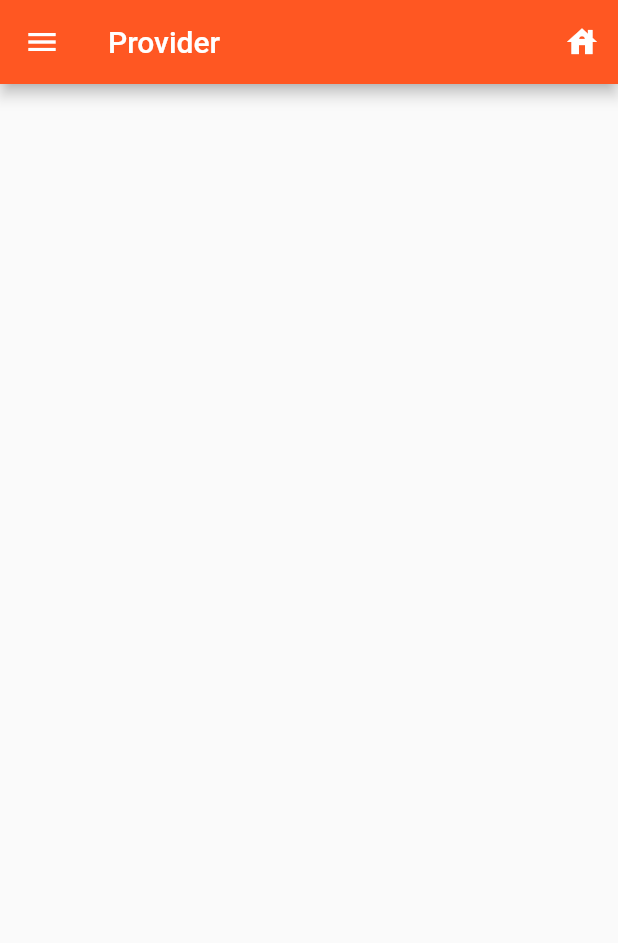
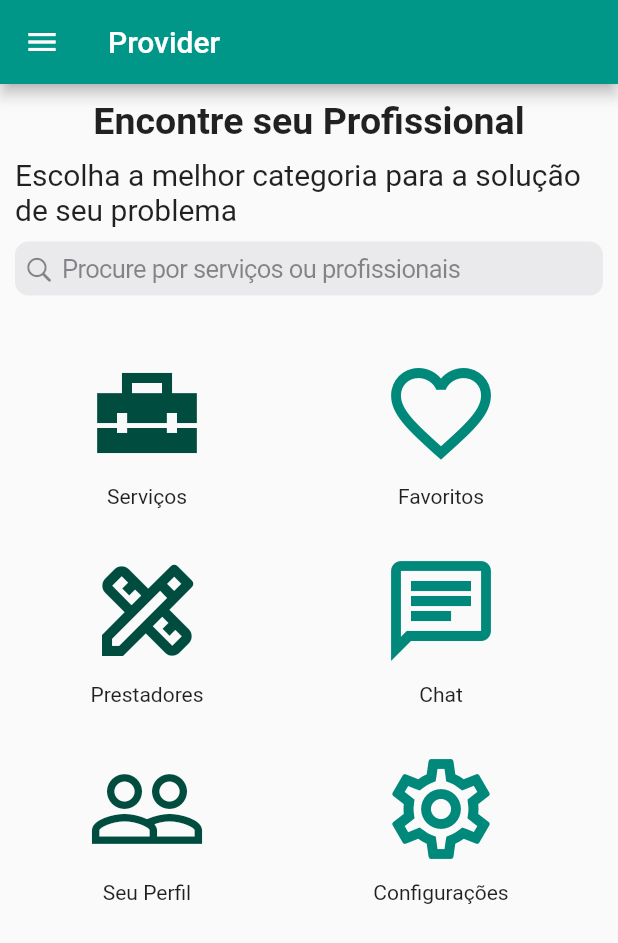
Before and after one commit to carlosviniamar/Projeto_DM, a Flutter app: the HomePage screen opened by its route, on a phone screen of 412 x 824 dp. Shown: the top 943 px of the screen. Run offline on Flutter 3.47's test engine with Material 2 defaults, Android fonts, the phone set to English and light mode, and no system bars.

Commit message:
Versão 0.4
Primeira Página

```diff
--- a/lib/Navegacao.dart
+++ b/lib/Navegacao.dart
@@ -1,4 +1,5 @@
 import 'package:flutter/material.dart';
+import 'package:projeto/login_page.dart';
 import 'package:projeto/pages/servicos.dart';
 
 class Navegacao extends StatefulWidget {
@@ -14,9 +15,12 @@ class _NavegacaoState extends State<Navegacao> {
   get onclicked => null;
   @override
   Widget build(BuildContext context) {
+    LoginPage loginpage = LoginPage();
+    final email = loginpage.email;
+    // final icon = IconData;
     return Drawer(
         child: Material(
-      color: Colors.deepOrange[400],
+      color: Colors.teal[900],
       child: ListView(padding: padding, children: <Widget>[
         const SizedBox(height: 48),
         buildMenuItem(
@@ -70,6 +74,7 @@ class _NavegacaoState extends State<Navegacao> {
     );
   }
 
+//Rotas
   void selectedItem(BuildContext context, int index) {
     switch (index) {
       case 0:
--- a/lib/app_widget.dart
+++ b/lib/app_widget.dart
@@ -19,7 +19,7 @@ class AppWidget extends StatelessWidget {
   Widget build(BuildContext context) {
     return MaterialApp(
         theme: ThemeData(
-          primarySwatch: Colors.deepOrange,
+          primarySwatch: Colors.teal,
           brightness: Brightness.light,
         ),
         initialRoute: '/',
--- a/lib/login_page.dart
+++ b/lib/login_page.dart
@@ -5,12 +5,14 @@ import 'package:projeto/pagina_inicial.dart';
 class LoginPage extends StatefulWidget {
   LoginPage({Key? key}) : super(key: key);
 
+  get email => null;
+
   @override
   _LoginPageState createState() => _LoginPageState();
 }
 
 class _LoginPageState extends State<LoginPage> {
-  String email = "";
+  String email = "carlos";
   String senha = "";
   @override
   Widget build(BuildContext context) {
--- a/lib/main.dart
+++ b/lib/main.dart
@@ -1,6 +1,5 @@
 import 'package:flutter/material.dart';
 import 'package:projeto/app_widget.dart';
-import 'package:projeto/pagina_inicial.dart';
 
 void main() {
   runApp(AppWidget());
--- a/lib/pagina_inicial.dart
+++ b/lib/pagina_inicial.dart
@@ -1,3 +1,4 @@
+import 'package:flutter/cupertino.dart';
 import 'package:flutter/material.dart';
 import 'package:projeto/Navegacao.dart';
 
@@ -14,13 +15,164 @@ class _HomePageState extends State<HomePage> {
     return Scaffold(
       drawer: Navegacao(),
       appBar: AppBar(title: Text('Provider'), actions: <Widget>[
-        IconButton(
-            onPressed: () {},
-            icon: Icon(
-              Icons.house,
-              color: Colors.white,
-            ))
+        //Botão Home na Appbar
       ]),
+      body: Column(
+        children: <Widget>[
+          Container(
+            child: const Text('Encontre seu Profissional',
+                style: TextStyle(
+                  fontSize: 25,
+                  fontWeight: FontWeight.bold,
+                )),
+            margin: EdgeInsets.all(10),
+          ),
+          Container(
+              child: const Text(
+                  'Escolha a melhor categoria para a solução de seu problema',
+                  style: TextStyle(
+                    fontSize: 20,
+                  )),
+              margin: EdgeInsets.only(
+                top: 0,
+                left: 10,
+              )),
+          Container(
+            child: CupertinoSearchTextField(
+              placeholder: 'Procure por serviços ou profissionais',
+            ),
+            margin: EdgeInsets.all(10),
+          ),
+          Row(
+            children: [
+              Container(
+                child: Row(
+                  children: [
+                    Column(
+                      children: <Widget>[
+                        IconButton(
+                          icon: Icon(
+                            Icons.home_repair_service_sharp,
+                            color: Colors.teal[900],
+                          ),
+                          onPressed: () {},
+                          iconSize: 80,
+                        ),
+                        Text('Serviços')
+                      ],
+                    )
+                  ],
+                  //children
+                ),
+                padding: EdgeInsets.only(left: 50, top: 20),
+              ),
+              Container(
+                child: Row(
+                  children: [
+                    Column(
+                      children: <Widget>[
+                        IconButton(
+                          icon: Icon(Icons.favorite_outline,
+                              color: Colors.teal[600]),
+                          onPressed: () {},
+                          iconSize: 80,
+                        ),
+                        Text('Favoritos')
+                      ],
+                    )
+                  ],
+                  //children
+                ),
+                padding: EdgeInsets.only(left: 100, top: 20),
+              ),
+            ],
+          ),
+          Row(
+            children: [
+              Container(
+                child: Row(
+                  children: [
+                    Column(
+                      children: <Widget>[
+                        IconButton(
+                          icon: Icon(Icons.design_services_outlined,
+                              color: Colors.teal[900]),
+                          onPressed: () {},
+                          iconSize: 80,
+                        ),
+                        Text('Prestadores')
+                      ],
+                    )
+                  ],
+                  //children
+                ),
+                padding: EdgeInsets.only(left: 50, top: 20),
+              ),
+              Container(
+                child: Row(
+                  children: [
+                    Column(
+                      children: <Widget>[
+                        IconButton(
+                          icon: Icon(Icons.chat_outlined,
+                              color: Colors.teal[600]),
+                          onPressed: () {},
+                          iconSize: 80,
+                        ),
+                        Text('Chat')
+                      ],
+                    )
+                  ],
+                  //children
+                ),
+                padding: EdgeInsets.only(left: 100, top: 20),
+              ),
+            ],
+          ),
+          Row(
+            children: [
+              Container(
+                child: Row(
+                  children: [
+                    Column(
+                      children: <Widget>[
+                        IconButton(
+                          icon: Icon(Icons.people_outline,
+                              color: Colors.teal[900]),
+                          onPressed: () {},
+                          iconSize: 80,
+                        ),
+                        Text('Seu Perfil')
+                      ],
+                    )
+                  ],
+                  //children
+                ),
+                padding: EdgeInsets.only(left: 50, top: 20),
+              ),
+              Container(
+                child: Row(
+                  children: [
+                    Column(
+                      children: <Widget>[
+                        IconButton(
+                          icon: Icon(Icons.settings_outlined,
+                              color: Colors.teal[600]),
+                          onPressed: () {},
+                          iconSize: 80,
+                        ),
+                        Text('Configurações')
+                      ],
+                    )
+                  ],
+                  //children
+                ),
+                padding: EdgeInsets.only(left: 100, top: 20),
+              ),
+            ],
+          ),
+        ],
+      ),
     );
   }
 }
```
